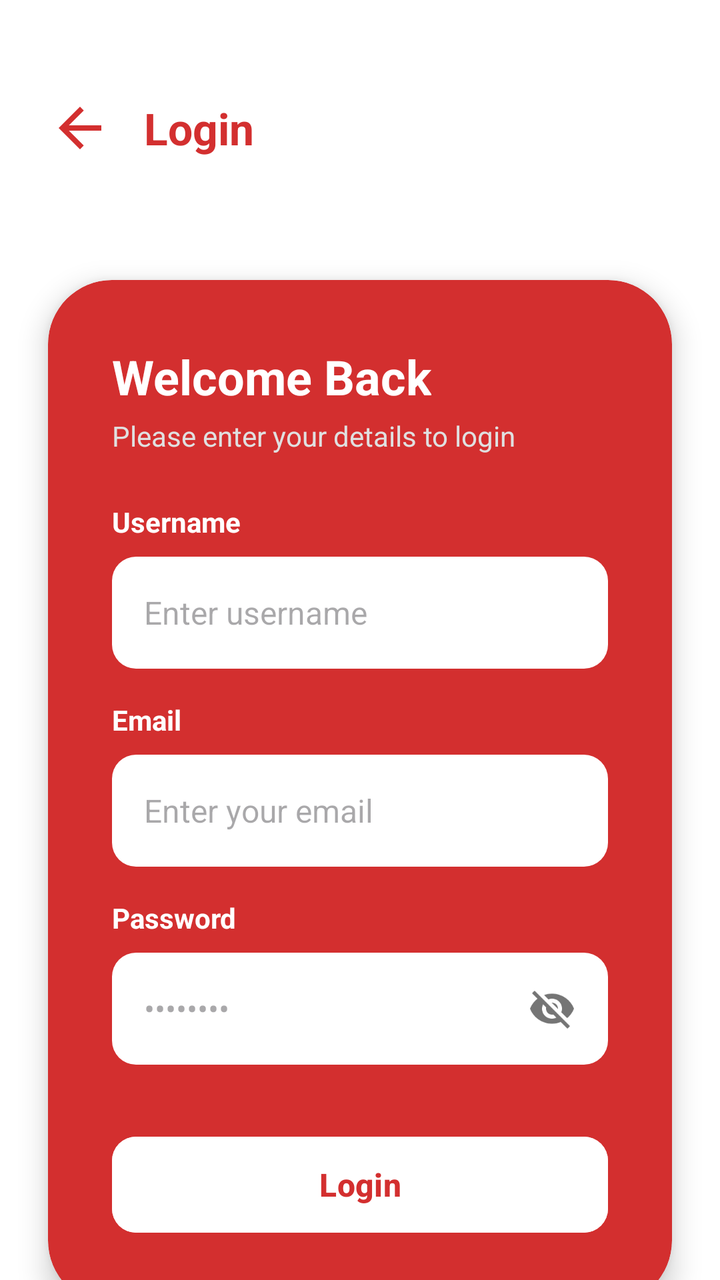
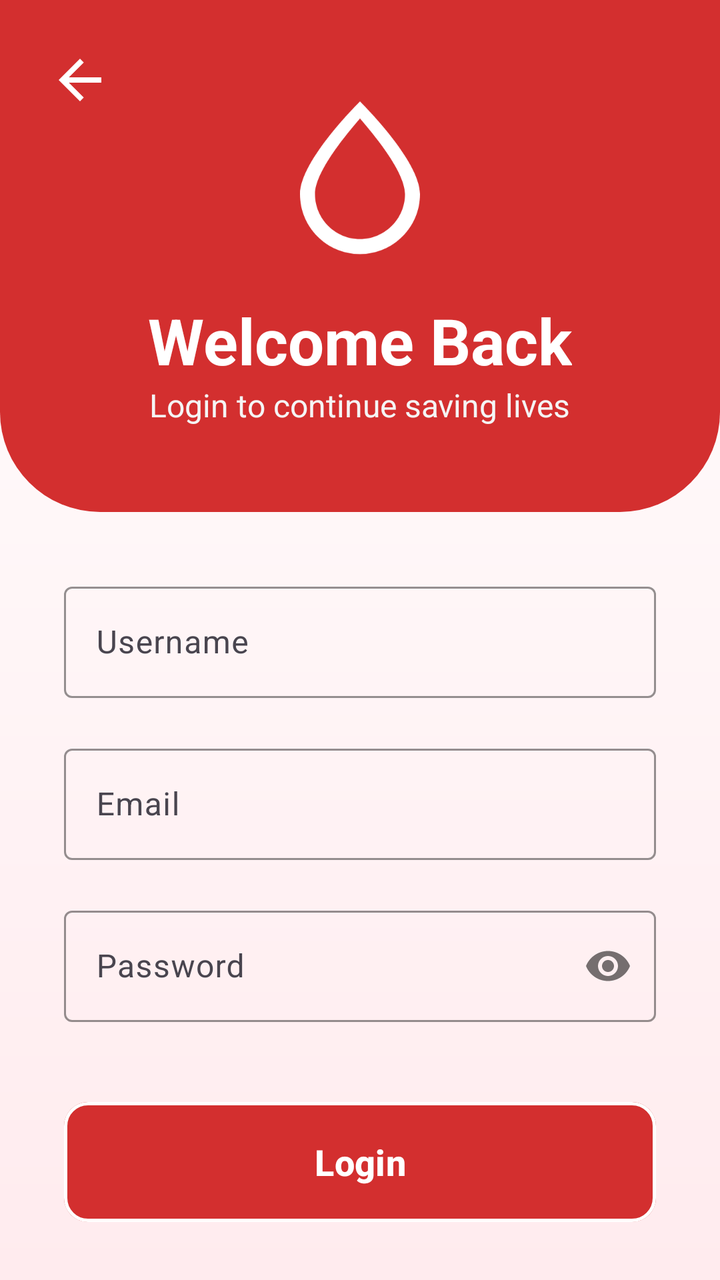

Two renders of the same Android screen: before a commit and after it. Below are the layout's source before the change and the commit's diff.
<!-- AndroidManifest.xml: application theme Theme.BloodBridge -->
<!-- res/layout/activity_login.xml -->
<?xml version="1.0" encoding="utf-8"?>
<androidx.constraintlayout.widget.ConstraintLayout xmlns:android="http://schemas.android.com/apk/res/android"
    xmlns:app="http://schemas.android.com/apk/res-auto"
    xmlns:tools="http://schemas.android.com/tools"
    android:id="@+id/main"
    android:layout_width="match_parent"
    android:layout_height="match_parent"
    android:background="#FFFFFF"
    tools:context=".Views.LoginActivity">

    
    <LinearLayout
        android:id="@+id/llHeader"
        android:layout_width="match_parent"
        android:layout_height="wrap_content"
        android:layout_marginTop="48dp"
        android:gravity="center_vertical"
        android:orientation="horizontal"
        android:paddingStart="24dp"
        android:paddingEnd="24dp"
        app:layout_constraintTop_toTopOf="parent">

        <ImageView
            android:id="@+id/ivBack"
            android:layout_width="32dp"
            android:layout_height="32dp"
            android:contentDescription="Back"
            android:src="@drawable/ic_back" />

        <TextView
            android:layout_width="wrap_content"
            android:layout_height="wrap_content"
            android:layout_marginStart="16dp"
            android:text="Login"
            android:textColor="#D32F2F"
            android:textSize="22sp"
            android:textStyle="bold" />
    </LinearLayout>

    
    <androidx.cardview.widget.CardView
        android:id="@+id/cvAuth"
        android:layout_width="match_parent"
        android:layout_height="wrap_content"
        android:layout_marginStart="24dp"
        android:layout_marginTop="60dp"
        android:layout_marginEnd="24dp"
        app:cardBackgroundColor="#D32F2F"
        app:cardCornerRadius="32dp"
        app:cardElevation="8dp"
        app:layout_constraintTop_toBottomOf="@+id/llHeader">

        <LinearLayout
            android:layout_width="match_parent"
            android:layout_height="wrap_content"
            android:orientation="vertical"
            android:padding="32dp">

            <TextView
                android:layout_width="wrap_content"
                android:layout_height="wrap_content"
                android:text="Welcome Back"
                android:textColor="#FFFFFF"
                android:textSize="24sp"
                android:textStyle="bold" />

            <TextView
                android:layout_width="wrap_content"
                android:layout_height="wrap_content"
                android:layout_marginTop="4dp"
                android:text="Please enter your details to login"
                android:textColor="#E0E0E0"
                android:textSize="14sp" />

            
            <TextView
                android:layout_width="wrap_content"
                android:layout_height="wrap_content"
                android:layout_marginTop="24dp"
                android:text="Username"
                android:textColor="#FFFFFF"
                android:textSize="14sp"
                android:textStyle="bold" />

            <EditText
                android:id="@+id/userName"
                android:layout_width="match_parent"
                android:layout_height="56dp"
                android:layout_marginTop="8dp"
                android:background="@drawable/bg_input_field"
                android:hint="Enter username"
                android:inputType="text"
                android:paddingStart="16dp"
                android:paddingEnd="16dp"
                android:textColor="#212121"
                android:textSize="16sp" />

            
            <TextView
                android:layout_width="wrap_content"
                android:layout_height="wrap_content"
                android:layout_marginTop="16dp"
                android:text="Email"
                android:textColor="#FFFFFF"
                android:textSize="14sp"
                android:textStyle="bold" />

            <EditText
                android:id="@+id/useremail"
                android:layout_width="match_parent"
                android:layout_height="56dp"
                android:layout_marginTop="8dp"
                android:background="@drawable/bg_input_field"
                android:hint="Enter your email"
                android:inputType="textEmailAddress"
                android:paddingStart="16dp"
                android:paddingEnd="16dp"
                android:textColor="#212121"
                android:textSize="16sp" />

            
            <TextView
                android:layout_width="wrap_content"
                android:layout_height="wrap_content"
                android:layout_marginTop="16dp"
                android:text="Password"
                android:textColor="#FFFFFF"
                android:textSize="14sp"
                android:textStyle="bold" />

            <FrameLayout
                android:layout_width="match_parent"
                android:layout_height="56dp"
                android:layout_marginTop="8dp">

                <EditText
                    android:id="@+id/passWord"
                    android:layout_width="match_parent"
                    android:layout_height="match_parent"
                    android:background="@drawable/bg_input_field"
                    android:hint="••••••••"
                    android:inputType="textPassword"
                    android:paddingStart="16dp"
                    android:paddingEnd="56dp"
                    android:textColor="#212121"
                    android:textSize="16sp" />

                <ImageView
                    android:layout_width="24dp"
                    android:layout_height="24dp"
                    android:layout_gravity="end|center_vertical"
                    android:layout_marginEnd="16dp"
                    android:src="@drawable/ic_visibility_off" />
            </FrameLayout>

            
            <com.google.android.material.button.MaterialButton
                android:id="@+id/lgnBtn"
                android:layout_width="match_parent"
                android:layout_height="56dp"
                android:layout_marginTop="32dp"
                android:backgroundTint="#FFFFFF"
                android:text="Login"
                android:textColor="#D32F2F"
                android:textSize="16sp"
                android:textStyle="bold"
                app:cornerRadius="12dp" />

        </LinearLayout>
    </androidx.cardview.widget.CardView>

    <TextView
        android:id="@+id/tvForgotPassword"
        android:layout_width="wrap_content"
        android:layout_height="wrap_content"
        android:layout_marginBottom="48dp"
        android:text="Forgot Password?"
        android:textColor="#D32F2F"
        android:textSize="14sp"
        android:textStyle="bold"
        android:padding="8dp"
        app:layout_constraintBottom_toBottomOf="parent"
        app:layout_constraintEnd_toEndOf="parent"
        app:layout_constraintStart_toStartOf="parent" />

</androidx.constraintlayout.widget.ConstraintLayout>
<!-- resources referenced by this layout -->
<resources>
  <!-- drawable bg_input_field (drawable) -->
  <?xml version="1.0" encoding="utf-8"?>
  <shape xmlns:android="http://schemas.android.com/apk/res/android">
      <solid android:color="#FFFFFF" />
      <corners android:radius="12dp" />
  </shape>
  <!-- drawable ic_back (drawable) -->
  <vector xmlns:android="http://schemas.android.com/apk/res/android"
      android:width="24dp"
      android:height="24dp"
      android:viewportWidth="24"
      android:viewportHeight="24">
      <path
          android:fillColor="#D32F2F"
          android:pathData="M20,11H7.83l5.59,-5.59L12,4l-8,8 8,8 1.41,-1.41L7.83,13H20v-2z" />
  </vector>
  <!-- drawable ic_visibility_off (drawable) -->
  <vector xmlns:android="http://schemas.android.com/apk/res/android"
      android:width="24dp"
      android:height="24dp"
      android:viewportWidth="24"
      android:viewportHeight="24">
      <path
          android:fillColor="#757575"
          android:pathData="M12,7c2.76,0 5,2.24 5,5 0,0.65 -0.13,1.26 -0.36,1.82l2.92,2.92c1.51,-1.26 2.7,-2.89 3.44,-4.74 -1.73,-4.39 -6,-7.5 -11,-7.5 -1.4,0 -2.74,0.25 -3.98,0.7l2.16,2.16C10.74,7.13 11.35,7 12,7zM2,4.27l2.28,2.28 0.46,0.46C3.08,8.3 1.78,10.02 1,12c1.73,4.39 6,7.5 11,7.5 1.55,0 3.03,-0.3 4.38,-0.84l0.42,0.42L19.73,22 21,20.73 3.27,3 2,4.27zM7.53,9.8l1.55,1.55c-0.05,0.21 -0.08,0.43 -0.08,0.65 0,1.66 1.34,3 3,3 0.22,0 0.44,-0.03 0.65,-0.08l1.55,1.55c-0.67,0.33 -1.41,0.53 -2.2,0.53 -2.76,0 -5,-2.24 -5,-5 0,-0.79 0.2,-1.53 0.53,-2.2zM11.84,9.02l3.15,3.15 0.01,-0.17c0,-1.66 -1.34,-3 -3,-3l-0.16,0.02z" />
  </vector>
  <style name="Theme.BloodBridge" parent="Base.Theme.BloodBridge" />
  <style name="Base.Theme.BloodBridge" parent="Theme.Material3.DayNight.NoActionBar">
          
          
      </style>
</resources>

<!-- the commit's change to res/layout/activity_login.xml (unified diff, before → after) -->
@@ -5,50 +5,77 @@
     android:id="@+id/main"
     android:layout_width="match_parent"
     android:layout_height="match_parent"
-    android:background="#FFFFFF"
+    android:background="@drawable/bg_auth_footer_gradient"
     tools:context=".Views.LoginActivity">
 
     
+    <androidx.constraintlayout.widget.Guideline
+        android:id="@+id/guideline40"
+        android:layout_width="wrap_content"
+        android:layout_height="wrap_content"
+        android:orientation="horizontal"
+        app:layout_constraintGuide_percent="0.40" />
+
+    
+    <View
+        android:id="@+id/upperSection"
+        android:layout_width="match_parent"
+        android:layout_height="0dp"
+        android:background="@drawable/bg_auth_header_v2"
+        app:layout_constraintBottom_toTopOf="@+id/guideline40"
+        app:layout_constraintTop_toTopOf="parent" />
+
+    <ImageView
+        android:id="@+id/ivBack"
+        android:layout_width="32dp"
+        android:layout_height="32dp"
+        android:layout_margin="24dp"
+        android:src="@drawable/ic_back"
+        app:tint="#FFFFFF"
+        app:layout_constraintStart_toStartOf="parent"
+        app:layout_constraintTop_toTopOf="parent"
+        android:contentDescription="Back" />
+
+    
     <LinearLayout
-        android:id="@+id/llHeader"
         android:layout_width="match_parent"
         android:layout_height="wrap_content"
-        android:layout_marginTop="48dp"
-        android:gravity="center_vertical"
-        android:orientation="horizontal"
-        android:paddingStart="24dp"
-        android:paddingEnd="24dp"
+        android:orientation="vertical"
+        android:gravity="center"
+        app:layout_constraintBottom_toTopOf="@+id/guideline40"
         app:layout_constraintTop_toTopOf="parent">
 
         <ImageView
-            android:id="@+id/ivBack"
-            android:layout_width="32dp"
-            android:layout_height="32dp"
-            android:contentDescription="Back"
-            android:src="@drawable/ic_back" />
+            android:layout_width="90dp"
+            android:layout_height="90dp"
+            android:src="@drawable/ic_blood_drop"
+            app:tint="#FFFFFF"
+            android:contentDescription="Logo"/>
 
         <TextView
             android:layout_width="wrap_content"
             android:layout_height="wrap_content"
-            android:layout_marginStart="16dp"
-            android:text="Login"
-            android:textColor="#D32F2F"
-            android:textSize="22sp"
-            android:textStyle="bold" />
+            android:text="Welcome Back"
+            android:textColor="#FFFFFF"
+            android:textSize="32sp"
+            android:textStyle="bold"
+            android:layout_marginTop="16dp"/>
+
+        <TextView
+            android:layout_width="wrap_content"
+            android:layout_height="wrap_content"
+            android:text="Login to continue saving lives"
+            android:textColor="#F5F5F5"
+            android:textSize="16sp" />
     </LinearLayout>
 
     
-    <androidx.cardview.widget.CardView
-        android:id="@+id/cvAuth"
+    <androidx.core.widget.NestedScrollView
         android:layout_width="match_parent"
-        android:layout_height="wrap_content"
-        android:layout_marginStart="24dp"
-        android:layout_marginTop="60dp"
-        android:layout_marginEnd="24dp"
-        app:cardBackgroundColor="#D32F2F"
-        app:cardCornerRadius="32dp"
-        app:cardElevation="8dp"
-        app:layout_constraintTop_toBottomOf="@+id/llHeader">
+        android:layout_height="0dp"
+        android:fillViewport="true"
+        app:layout_constraintBottom_toBottomOf="parent"
+        app:layout_constraintTop_toBottomOf="@+id/upperSection">
 
         <LinearLayout
             android:layout_width="match_parent"
@@ -56,131 +83,77 @@
             android:orientation="vertical"
             android:padding="32dp">
 
-            <TextView
-                android:layout_width="wrap_content"
+            <com.google.android.material.textfield.TextInputLayout
+                style="@style/Widget.Material3.TextInputLayout.OutlinedBox"
+                android:layout_width="match_parent"
                 android:layout_height="wrap_content"
-                android:text="Welcome Back"
-                android:textColor="#FFFFFF"
-                android:textSize="24sp"
+                android:hint="Username"
+                app:startIconTint="#D32F2F"
+                app:boxStrokeColor="#D32F2F"
+                app:hintTextColor="#D32F2F">
+
+                <com.google.android.material.textfield.TextInputEditText
+                    android:id="@+id/userName"
+                    android:layout_width="match_parent"
+                    android:layout_height="wrap_content"
+                    android:inputType="text" />
+            </com.google.android.material.textfield.TextInputLayout>
+
+            <com.google.android.material.textfield.TextInputLayout
+                style="@style/Widget.Material3.TextInputLayout.OutlinedBox"
+                android:layout_width="match_parent"
+                android:layout_height="wrap_content"
+                android:layout_marginTop="20dp"
+                android:hint="Email"
+                app:boxStrokeColor="#D32F2F"
+                app:hintTextColor="#D32F2F">
+
+                <com.google.android.material.textfield.TextInputEditText
+                    android:id="@+id/useremail"
+                    android:layout_width="match_parent"
+                    android:layout_height="wrap_content"
+                    android:inputType="textEmailAddress" />
+            </com.google.android.material.textfield.TextInputLayout>
+
+            <com.google.android.material.textfield.TextInputLayout
+                style="@style/Widget.Material3.TextInputLayout.OutlinedBox"
+                android:layout_width="match_parent"
+                android:layout_height="wrap_content"
+                android:layout_marginTop="20dp"
+                android:hint="Password"
+                app:passwordToggleEnabled="true"
+                app:boxStrokeColor="#D32F2F"
+                app:hintTextColor="#D32F2F">
+
+                <com.google.android.material.textfield.TextInputEditText
+                    android:id="@+id/passWord"
+                    android:layout_width="match_parent"
+                    android:layout_height="wrap_content"
+                    android:inputType="textPassword" />
+            </com.google.android.material.textfield.TextInputLayout>
+
+            <com.google.android.material.button.MaterialButton
+                android:id="@+id/lgnBtn"
+                style="@style/AppButton.Red"
+                android:layout_width="match_parent"
+                android:layout_height="60dp"
+                android:layout_marginTop="40dp"
+                android:text="Login"
+                android:textSize="18sp"
                 android:textStyle="bold" />
 
             <TextView
+                android:id="@+id/tvForgotPassword"
                 android:layout_width="wrap_content"
                 android:layout_height="wrap_content"
-                android:layout_marginTop="4dp"
-                android:text="Please enter your details to login"
-                android:textColor="#E0E0E0"
-                android:textSize="14sp" />
-
-            
-            <TextView
-                android:layout_width="wrap_content"
-                android:layout_height="wrap_content"
-                android:layout_marginTop="24dp"
-                android:text="Username"
-                android:textColor="#FFFFFF"
-                android:textSize="14sp"
+                android:layout_gravity="center"
+                android:layout_marginTop="32dp"
+                android:padding="8dp"
+                android:text="Forgot Password?"
+                android:textColor="#D32F2F"
                 android:textStyle="bold" />
 
-            <EditText
-                android:id="@+id/userName"
-                android:layout_width="match_parent"
-                android:layout_height="56dp"
-                android:layout_marginTop="8dp"
-                android:background="@drawable/bg_input_field"
-                android:hint="Enter username"
-                android:inputType="text"
-                android:paddingStart="16dp"
-                android:paddingEnd="16dp"
-                android:textColor="#212121"
-                android:textSize="16sp" />
-
-            
-            <TextView
-                android:layout_width="wrap_content"
-                android:layout_height="wrap_content"
-                android:layout_marginTop="16dp"
-                android:text="Email"
-                android:textColor="#FFFFFF"
-                android:textSize="14sp"
-                android:textStyle="bold" />
-
-            <EditText
-                android:id="@+id/useremail"
-                android:layout_width="match_parent"
-                android:layout_height="56dp"
-                android:layout_marginTop="8dp"
-                android:background="@drawable/bg_input_field"
-                android:hint="Enter your email"
-                android:inputType="textEmailAddress"
-                android:paddingStart="16dp"
-                android:paddingEnd="16dp"
-                android:textColor="#212121"
-                android:textSize="16sp" />
-
-            
-            <TextView
-                android:layout_width="wrap_content"
-                android:layout_height="wrap_content"
-                android:layout_marginTop="16dp"
-                android:text="Password"
-                android:textColor="#FFFFFF"
-                android:textSize="14sp"
-                android:textStyle="bold" />
-
-            <FrameLayout
-                android:layout_width="match_parent"
-                android:layout_height="56dp"
-                android:layout_marginTop="8dp">
-
-                <EditText
-                    android:id="@+id/passWord"
-                    android:layout_width="match_parent"
-                    android:layout_height="match_parent"
-                    android:background="@drawable/bg_input_field"
-                    android:hint="••••••••"
-                    android:inputType="textPassword"
-                    android:paddingStart="16dp"
-                    android:paddingEnd="56dp"
-                    android:textColor="#212121"
-                    android:textSize="16sp" />
-
-                <ImageView
-                    android:layout_width="24dp"
-                    android:layout_height="24dp"
-                    android:layout_gravity="end|center_vertical"
-                    android:layout_marginEnd="16dp"
-                    android:src="@drawable/ic_visibility_off" />
-            </FrameLayout>
-
-            
-            <com.google.android.material.button.MaterialButton
-                android:id="@+id/lgnBtn"
-                android:layout_width="match_parent"
-                android:layout_height="56dp"
-                android:layout_marginTop="32dp"
-                android:backgroundTint="#FFFFFF"
-                android:text="Login"
-                android:textColor="#D32F2F"
-                android:textSize="16sp"
-                android:textStyle="bold"
-                app:cornerRadius="12dp" />
-
         </LinearLayout>
-    </androidx.cardview.widget.CardView>
-
-    <TextView
-        android:id="@+id/tvForgotPassword"
-        android:layout_width="wrap_content"
-        android:layout_height="wrap_content"
-        android:layout_marginBottom="48dp"
-        android:text="Forgot Password?"
-        android:textColor="#D32F2F"
-        android:textSize="14sp"
-        android:textStyle="bold"
-        android:padding="8dp"
-        app:layout_constraintBottom_toBottomOf="parent"
-        app:layout_constraintEnd_toEndOf="parent"
-        app:layout_constraintStart_toStartOf="parent" />
+    </androidx.core.widget.NestedScrollView>
 
 </androidx.constraintlayout.widget.ConstraintLayout>
<!-- resource entries referenced after the edit -->
@@ -1,10 +1,20 @@
 <!-- resources referenced by this layout -->
 <resources>
-  <!-- drawable bg_input_field (drawable) -->
+  <!-- drawable bg_auth_footer_gradient (drawable) -->
   <?xml version="1.0" encoding="utf-8"?>
   <shape xmlns:android="http://schemas.android.com/apk/res/android">
-      <solid android:color="#FFFFFF" />
-      <corners android:radius="12dp" />
+      <gradient
+          android:startColor="#FFFFFF"
+          android:endColor="#FFEBEE"
+          android:angle="270" />
+  </shape>
+  <!-- drawable bg_auth_header_v2 (drawable) -->
+  <?xml version="1.0" encoding="utf-8"?>
+  <shape xmlns:android="http://schemas.android.com/apk/res/android">
+      <solid android:color="#D32F2F" />
+      <corners
+          android:bottomLeftRadius="50dp"
+          android:bottomRightRadius="50dp" />
   </shape>
   <!-- drawable ic_back (drawable) -->
   <vector xmlns:android="http://schemas.android.com/apk/res/android"
@@ -16,16 +26,26 @@
           android:fillColor="#D32F2F"
           android:pathData="M20,11H7.83l5.59,-5.59L12,4l-8,8 8,8 1.41,-1.41L7.83,13H20v-2z" />
   </vector>
-  <!-- drawable ic_visibility_off (drawable) -->
+  <!-- drawable ic_blood_drop (drawable) -->
   <vector xmlns:android="http://schemas.android.com/apk/res/android"
-      android:width="24dp"
-      android:height="24dp"
+      android:width="120dp"
+      android:height="120dp"
       android:viewportWidth="24"
       android:viewportHeight="24">
       <path
-          android:fillColor="#757575"
-          android:pathData="M12,7c2.76,0 5,2.24 5,5 0,0.65 -0.13,1.26 -0.36,1.82l2.92,2.92c1.51,-1.26 2.7,-2.89 3.44,-4.74 -1.73,-4.39 -6,-7.5 -11,-7.5 -1.4,0 -2.74,0.25 -3.98,0.7l2.16,2.16C10.74,7.13 11.35,7 12,7zM2,4.27l2.28,2.28 0.46,0.46C3.08,8.3 1.78,10.02 1,12c1.73,4.39 6,7.5 11,7.5 1.55,0 3.03,-0.3 4.38,-0.84l0.42,0.42L19.73,22 21,20.73 3.27,3 2,4.27zM7.53,9.8l1.55,1.55c-0.05,0.21 -0.08,0.43 -0.08,0.65 0,1.66 1.34,3 3,3 0.22,0 0.44,-0.03 0.65,-0.08l1.55,1.55c-0.67,0.33 -1.41,0.53 -2.2,0.53 -2.76,0 -5,-2.24 -5,-5 0,-0.79 0.2,-1.53 0.53,-2.2zM11.84,9.02l3.15,3.15 0.01,-0.17c0,-1.66 -1.34,-3 -3,-3l-0.16,0.02z" />
+          android:fillColor="#FFFFFF"
+          android:pathData="L12,2.15C12,2.15 4,10 4,14.5C4,18.92 7.58,22.5 12,22.5C16.42,22.5 20,18.92 20,14.5C20,10 12,2.15 12,2.15ZM12,20.5C8.69,20.5 6,17.81 6,14.5C6,11.53 10.15,6.58 12,4.42C13.85,6.58 18,11.52 18,14.5C18,17.81 15.31,20.5 12,20.5Z" />
   </vector>
+  <style name="AppButton.Red" parent="Widget.Material3.Button">
+          <item name="android:textColor">@color/selector_red_to_white_text</item>
+          <item name="backgroundTint">@color/selector_red_to_white_bg</item>
+          <item name="strokeColor">@color/selector_red_to_white_stroke</item>
+          <item name="strokeWidth">1.5dp</item>
+          <item name="android:stateListAnimator">@animator/btn_hover_elevation</item>
+          <item name="cornerRadius">12dp</item>
+          <item name="android:insetTop">0dp</item>
+          <item name="android:insetBottom">0dp</item>
+      </style>
   <style name="Theme.BloodBridge" parent="Base.Theme.BloodBridge" />
   <style name="Base.Theme.BloodBridge" parent="Theme.Material3.DayNight.NoActionBar">
           
